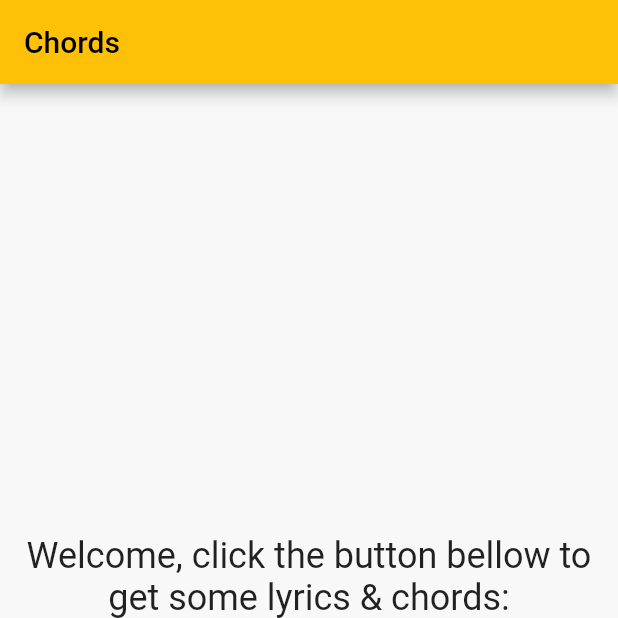
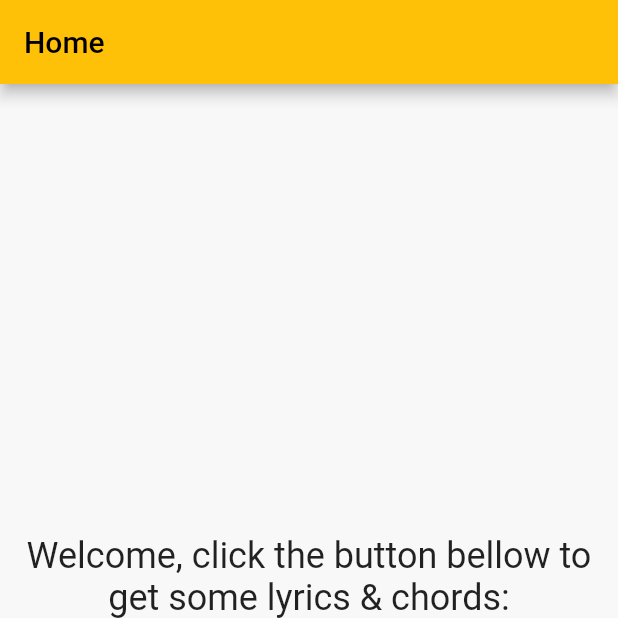
Before and after one commit to Voklen/Chords, a Flutter app: the screen it shows after launch, on a phone screen of 412 x 824 dp, the top half of it. Run offline on Flutter 3.47's test engine with Material 2 defaults, Android fonts, the phone set to English and light mode, and no system bars.

Commit message:
Change screen title depending on song

```diff
--- a/lib/screens/home.dart
+++ b/lib/screens/home.dart
@@ -6,10 +6,10 @@ import 'package:html/dom.dart' hide Text;
 import 'package:html/parser.dart';
 import 'package:http/http.dart' as http;
 
+import 'screens.dart';
+
 class HomePage extends StatefulWidget {
-  const HomePage({Key? key, required this.title}) : super(key: key);
-
-  final String title;
+  const HomePage({Key? key}) : super(key: key);
 
   @override
   State<HomePage> createState() => _HomePageState();
@@ -17,7 +17,6 @@ class HomePage extends StatefulWidget {
 
 class _HomePageState extends State<HomePage> {
   final _textController = TextEditingController();
-  String resultantHtml = "";
   List<ResultCard> _list = [];
 
   Future<void> search() async {
@@ -72,7 +71,7 @@ class _HomePageState extends State<HomePage> {
   Widget build(BuildContext context) {
     return Scaffold(
       appBar: AppBar(
-        title: Text(widget.title),
+        title: const Text("Home"),
       ),
       body: Center(
         child: SingleChildScrollView(
@@ -151,7 +150,8 @@ class ResultCard extends StatelessWidget {
             ),
             ElevatedButton(
                 onPressed: () {
-                  Navigator.pushNamed(context, '/display', arguments: url);
+                  Navigator.pushNamed(context, '/display',
+                      arguments: ScreenArguments(song, url));
                 },
                 child: const Text('Get chords'))
           ],
--- a/lib/screens/screens.dart
+++ b/lib/screens/screens.dart
@@ -1,7 +1,14 @@
 import 'home.dart';
 import 'display.dart';
 
+class ScreenArguments {
+  final String title;
+  final String url;
+
+  ScreenArguments(this.title, this.url);
+}
+
 var screenRoutes = {
-  '/': (context) => const HomePage(title: 'Chords'),
-  '/display': (context) => const DisplayPage(title: 'Search'),
+  '/': (context) => const HomePage(),
+  '/display': (context) => const DisplayPage(),
 };
```
Also changed, not shown: lib/screens/display.dart (+8 -7 lines).
